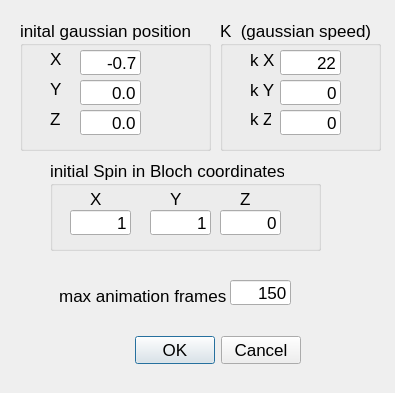
Before: the Qt Designer form dlgschrod.ui in jesusmontera/DiracMagnetic, drawn with Qt 5.
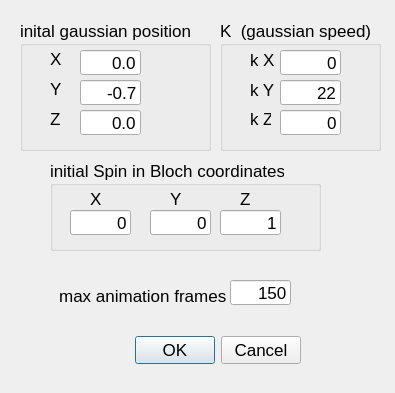
After: the same form once the commit is applied.

```diff
--- a/dlgschrod.ui
+++ b/dlgschrod.ui
@@ -98,7 +98,7 @@
      <string>&lt;html&gt;&lt;head/&gt;&lt;body&gt;&lt;p&gt;from -0.8 to 0.8&lt;/p&gt;&lt;/body&gt;&lt;/html&gt;</string>
     </property>
     <property name="text">
-     <string>-0.7</string>
+     <string>0.0</string>
     </property>
     <property name="alignment">
      <set>Qt::AlignRight|Qt::AlignTrailing|Qt::AlignVCenter</set>
@@ -117,7 +117,7 @@
      <string>&lt;html&gt;&lt;head/&gt;&lt;body&gt;&lt;p&gt;from -0.8 to 0.8&lt;/p&gt;&lt;/body&gt;&lt;/html&gt;</string>
     </property>
     <property name="text">
-     <string>0.0</string>
+     <string>-0.7</string>
     </property>
     <property name="alignment">
      <set>Qt::AlignRight|Qt::AlignTrailing|Qt::AlignVCenter</set>
@@ -207,7 +207,7 @@
      </rect>
     </property>
     <property name="text">
-     <string>22</string>
+     <string>0</string>
     </property>
     <property name="alignment">
      <set>Qt::AlignRight|Qt::AlignTrailing|Qt::AlignVCenter</set>
@@ -223,7 +223,7 @@
      </rect>
     </property>
     <property name="text">
-     <string>0</string>
+     <string>22</string>
     </property>
     <property name="alignment">
      <set>Qt::AlignRight|Qt::AlignTrailing|Qt::AlignVCenter</set>
@@ -287,7 +287,7 @@
      <string>&lt;html&gt;&lt;head/&gt;&lt;body&gt;&lt;p&gt;X dir vector &lt;/p&gt;&lt;p&gt;from -1 to 1&lt;/p&gt;&lt;/body&gt;&lt;/html&gt;</string>
     </property>
     <property name="text">
-     <string>1</string>
+     <string>0</string>
     </property>
     <property name="alignment">
      <set>Qt::AlignRight|Qt::AlignTrailing|Qt::AlignVCenter</set>
@@ -319,7 +319,7 @@
      <string>&lt;html&gt;&lt;head/&gt;&lt;body&gt;&lt;p&gt;X dir vector &lt;/p&gt;&lt;p&gt;from -1 to 1&lt;/p&gt;&lt;/body&gt;&lt;/html&gt;</string>
     </property>
     <property name="text">
-     <string>1</string>
+     <string>0</string>
     </property>
     <property name="alignment">
      <set>Qt::AlignRight|Qt::AlignTrailing|Qt::AlignVCenter</set>
@@ -338,7 +338,7 @@
      <string>&lt;html&gt;&lt;head/&gt;&lt;body&gt;&lt;p&gt;X dir vector &lt;/p&gt;&lt;p&gt;from -1 to 1&lt;/p&gt;&lt;/body&gt;&lt;/html&gt;</string>
     </property>
     <property name="text">
-     <string>0</string>
+     <string>1</string>
     </property>
     <property name="alignment">
      <set>Qt::AlignRight|Qt::AlignTrailing|Qt::AlignVCenter</set>
```
